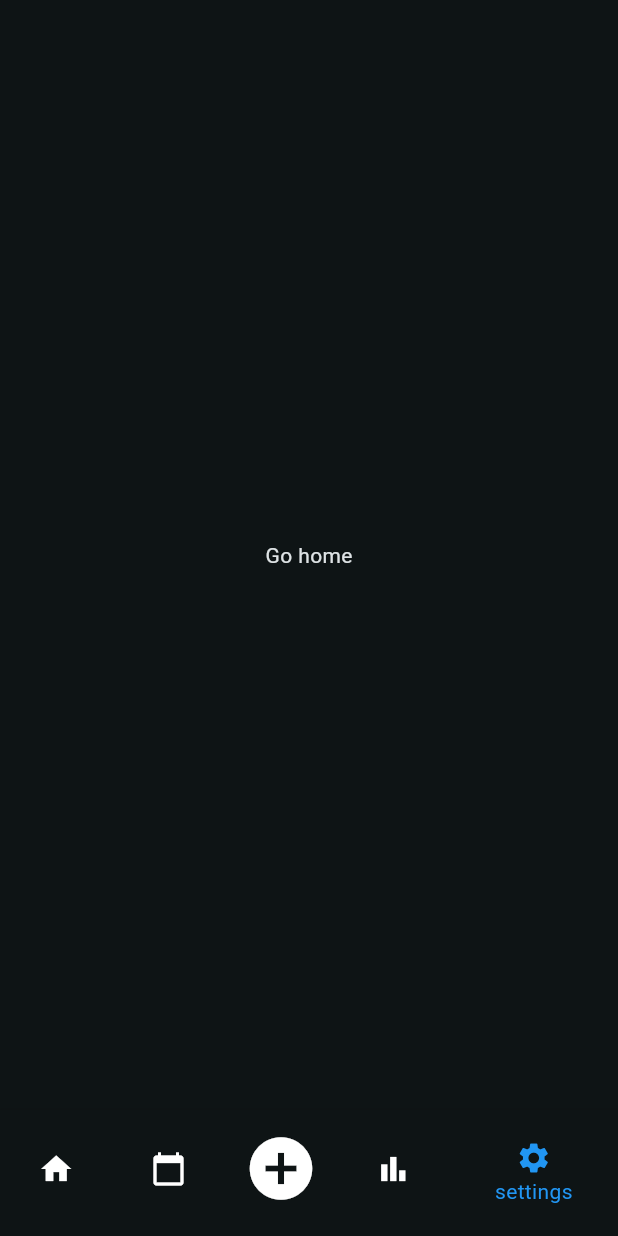
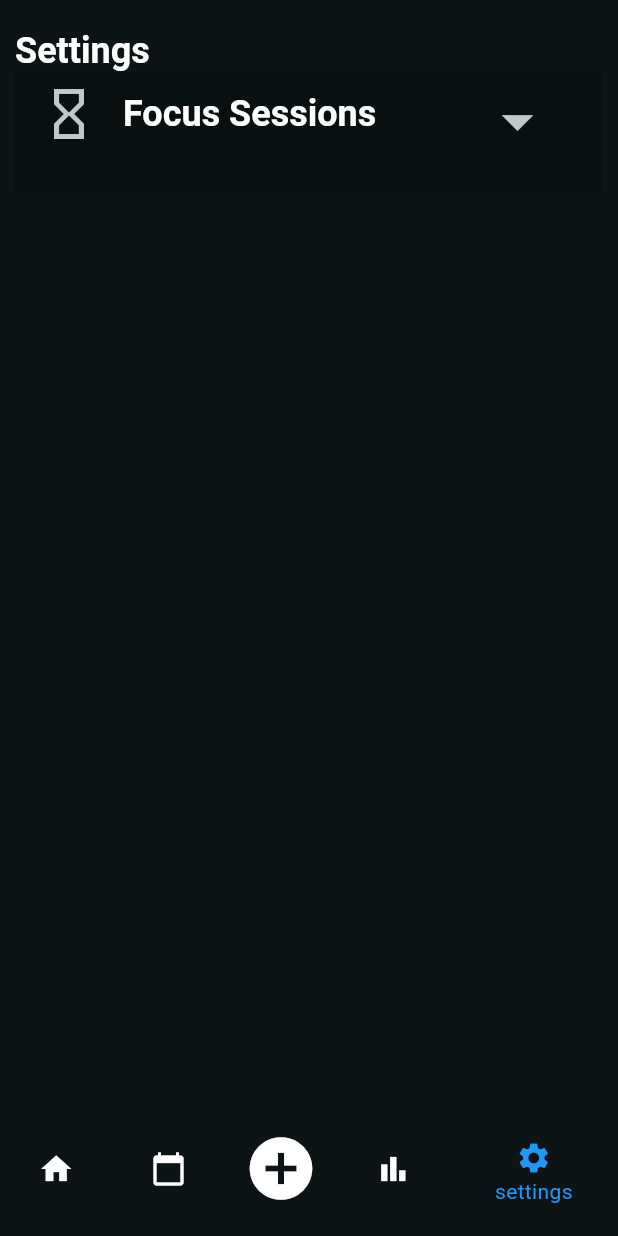
Before and after one commit to chotixity/TODO, a Flutter app: the screen it shows after launch, item 5 of the bottom bar chosen, on a phone screen of 412 x 824 dp. Run offline on Flutter 3.47's test engine with Material 2 defaults, Android fonts, the phone set to English and light mode, and no system bars; statements that could not run were skipped.

Commit message:
built the settings page

```diff
--- /dev/null
+++ b/lib/screens/settings.dart
@@ -0,0 +1,102 @@
+import 'package:flutter/material.dart';
+
+class SettingsPage extends StatefulWidget {
+  const SettingsPage({super.key});
+
+  @override
+  State<SettingsPage> createState() => _SettingsPageState();
+}
+
+class _SettingsPageState extends State<SettingsPage> {
+  bool _expanded = false;
+  bool _autoStartBreaks = false;
+  bool _autoStartSessions = false;
+
+  void _toggleExpanded() {
+    setState(() {
+      _expanded = !_expanded;
+    });
+  }
+
+  @override
+  Widget build(BuildContext context) {
+    final theme = Theme.of(context);
+    return Padding(
+      padding: const EdgeInsets.symmetric(vertical: 20.0, horizontal: 10),
+      child: Column(
+        crossAxisAlignment: CrossAxisAlignment.start,
+        children: [
+          Text(
+            'Settings',
+            style: theme.textTheme.displayMedium,
+          ),
+          Flexible(
+            child: ListView(
+              children: [
+                focusSessions(theme),
+                Container(
+                  height: ,
+                  decoration: const BoxDecoration(color: Colors.black26),
+                )
+              ],
+            ),
+          )
+        ],
+      ),
+    );
+  }
+
+  Container focusSessions(ThemeData theme) {
+    return Container(
+      decoration: const BoxDecoration(color: Colors.black26),
+      height: _expanded ? 200 : 80,
+      child: Column(
+        children: [
+          ListTile(
+            leading: const Icon(
+              Icons.hourglass_empty,
+              size: 40,
+            ),
+            title: Text(
+              'Focus Sessions',
+              style: theme.textTheme.displayMedium,
+            ),
+            trailing: IconButton(
+              onPressed: () {
+                _toggleExpanded();
+              },
+              icon: Icon(
+                _expanded ? Icons.arrow_drop_up : Icons.arrow_drop_down,
+                size: 50,
+              ),
+            ),
+          ),
+          if (_expanded)
+            SwitchListTile(
+              //secondary: const Icon(Icons.hourglass_empty),
+              title: const Text('Auto Start Breaks'),
+              value: _autoStartBreaks,
+              onChanged: (bool value) {
+                setState(() {
+                  _autoStartBreaks = value;
+                });
+              },
+            ),
+          if (_expanded)
+            SwitchListTile(
+              //secondary: const Icon(Icons.hourglass_empty),
+              title: const Text('Auto Start Sessions'),
+              value: _autoStartSessions,
+              onChanged: (bool value) {
+                setState(
+                  () {
+                    _autoStartSessions = value;
+                  },
+                );
+              },
+            ),
+        ],
+      ),
+    );
+  }
+}
--- a/lib/widgets/bottombar.dart
+++ b/lib/widgets/bottombar.dart
@@ -1,4 +1,5 @@
 import 'package:flutter/material.dart';
+import '../screens/settings.dart';
 import '../screens/calendar.dart';
 import '../screens/home.dart';
 
@@ -16,7 +17,7 @@ class _BottomBarState extends State<BottomBar> {
     Calendar(),
     Text('Howre you'),
     Text('my name is choti'),
-    Text('Go home'),
+    SettingsPage(),
   ];
   final List<BottomNavigationBarItem> _bars = [
     const BottomNavigationBarItem(
```
Also changed, not shown: lib/screens/calendar.dart (+28 -5 lines).
